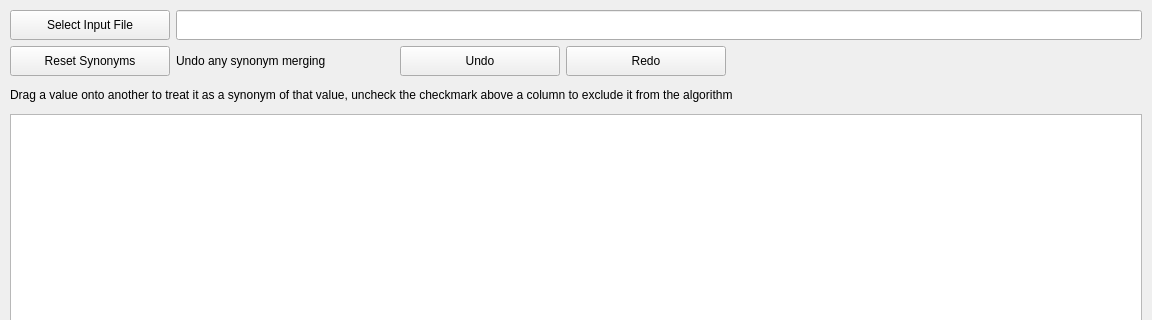
This is assets/main_window.ui in Bensikrac/GroupGen as Qt 5 draws it before an edit; both pictures show x 0 to 1152 and y 0 to 320 of the 1152 by 648 pixel window. The edited form follows.
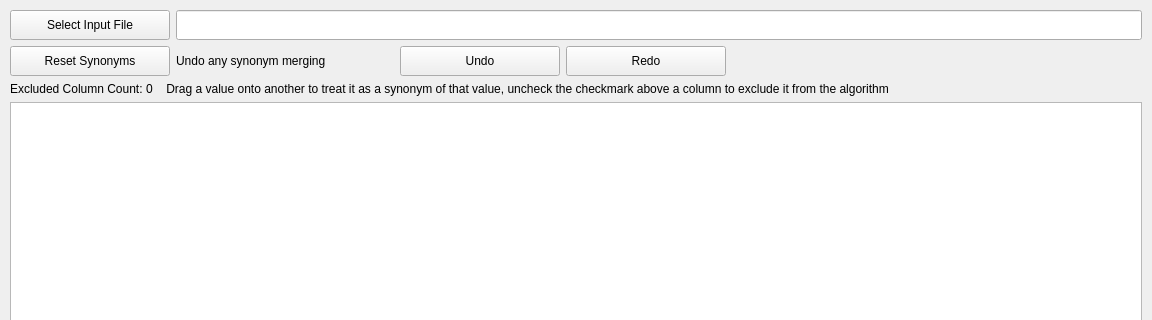
This is the edited form. Custom widgets are drawn as their Qt base class.

```diff
--- a/assets/main_window.ui
+++ b/assets/main_window.ui
@@ -208,6 +208,59 @@
      </widget>
     </item>
     <item>
+     <widget class="QWidget" name="excluded_layout" native="true">
+      <layout class="QHBoxLayout" name="horizontalLayout_2">
+       <property name="spacing">
+        <number>0</number>
+       </property>
+       <property name="leftMargin">
+        <number>0</number>
+       </property>
+       <property name="topMargin">
+        <number>0</number>
+       </property>
+       <property name="rightMargin">
+        <number>0</number>
+       </property>
+       <property name="bottomMargin">
+        <number>0</number>
+       </property>
+       <property name="alignment">
+          <set>Qt::AlignmentFlag::AlignLeading|Qt::AlignmentFlag::AlignLeft|Qt::AlignmentFlag::AlignVCenter</set>
+         </property>
+       <item>
+        <widget class="QLabel" name="excluded_column_count_label">
+         <property name="sizePolicy">
+          <sizepolicy hsizetype="Fixed" vsizetype="Fixed">
+           <horstretch>0</horstretch>
+           <verstretch>0</verstretch>
+          </sizepolicy>
+         </property>
+         <property name="text">
+          <string>Excluded Column Count: </string>
+         </property>
+        </widget>
+       </item>
+       <item>
+        <widget class="QLabel" name="excluded_column_number_label">
+         <property name="sizePolicy">
+          <sizepolicy hsizetype="Fixed" vsizetype="Preferred">
+           <horstretch>0</horstretch>
+           <verstretch>0</verstretch>
+          </sizepolicy>
+         </property>
+         <property name="minimumSize">
+          <size>
+           <width>0</width>
+           <height>0</height>
+          </size>
+         </property>
+         <property name="text">
+          <string>0</string>
+         </property>
+        </widget>
+       </item>
+       <item>
      <widget class="QLabel" name="select_synonym_label">
       <property name="enabled">
        <bool>true</bool>
@@ -221,12 +274,15 @@
       <property name="minimumSize">
        <size>
         <width>0</width>
-        <height>26</height>
+           <height>0</height>
        </size>
       </property>
       <property name="text">
-       <string>Drag a value onto another to treat it as a synonym of that value, uncheck the checkmark above a column to exclude it from the algorithm</string>
-      </property>
+          <string>    Drag a value onto another to treat it as a synonym of that value, uncheck the checkmark above a column to exclude it from the algorithm</string>
+         </property>
+        </widget>
+       </item>
+      </layout>
      </widget>
     </item>
     <item>
```
Lines whose indentation alone changed are shown as unchanged.
